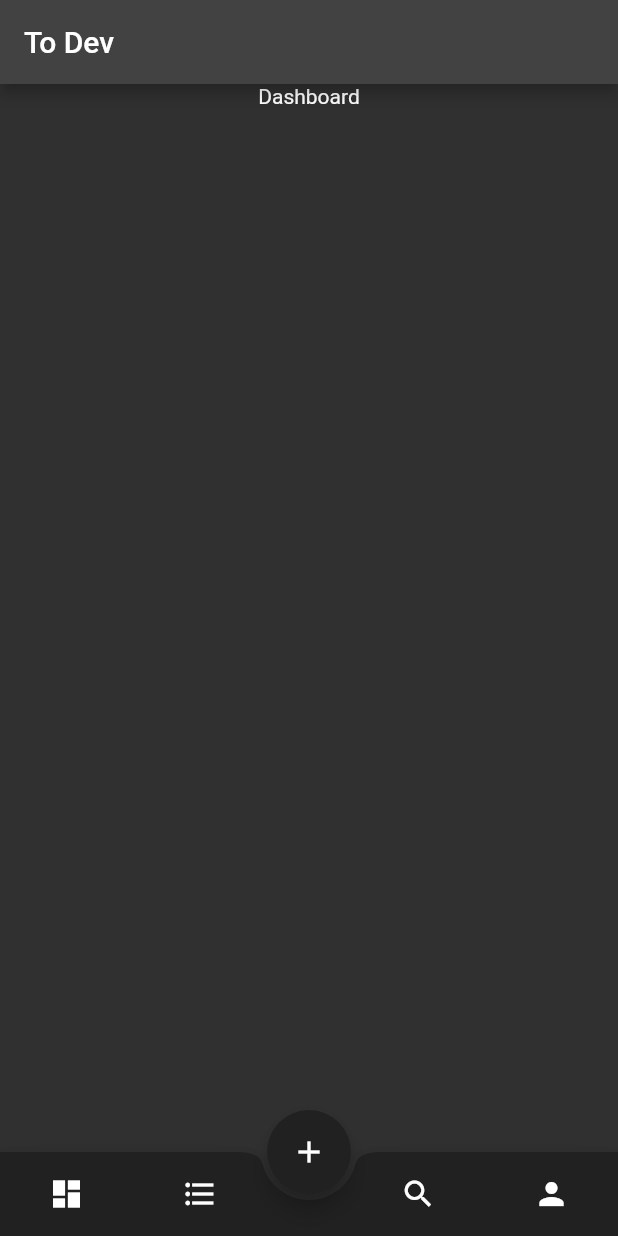
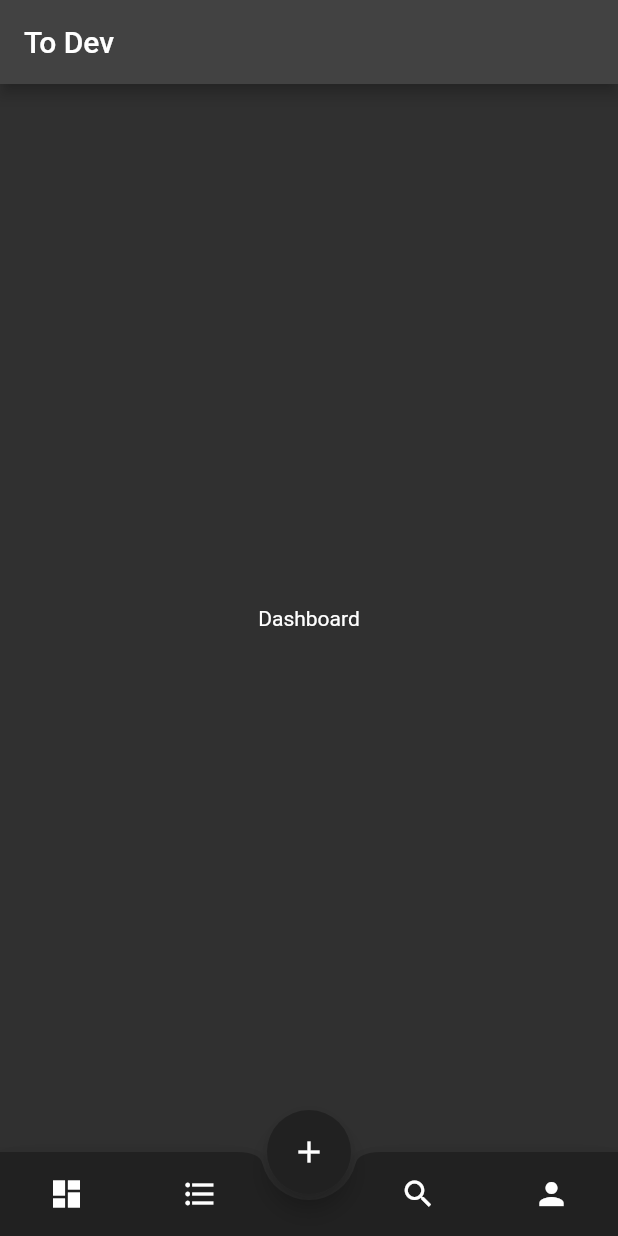
Before and after one commit to soaresmessiasg130/to_dev, a Flutter app: the screen it shows after launch, on a phone screen of 412 x 824 dp. Run offline on Flutter 3.47's test engine with Material 2 defaults, Android fonts, the phone set to English and light mode, and no system bars; our stand-ins replace flutter_modular.

```diff
--- a/lib/app/components/bottom_bar.dart
+++ b/lib/app/components/bottom_bar.dart
@@ -6,6 +6,7 @@ class BottomBar extends StatelessWidget {
 
   final List<Widget> buttons = [
     IconButton(
+      tooltip: 'Dashboard',
       onPressed: () => Modular.to.navigate('dashboard'),
       color: Colors.white,
       padding: EdgeInsets.all(16),
@@ -14,6 +15,7 @@ class BottomBar extends StatelessWidget {
       ),
     ),
     IconButton(
+      tooltip: 'Todos',
       onPressed: () => Modular.to.navigate('todos'),
       color: Colors.white,
       padding: EdgeInsets.all(16),
@@ -25,6 +27,7 @@ class BottomBar extends StatelessWidget {
       width: 24,
     ),
     IconButton(
+      tooltip: 'Search',
       onPressed: () => Modular.to.navigate('search'),
       color: Colors.white,
       padding: EdgeInsets.all(16),
@@ -33,6 +36,7 @@ class BottomBar extends StatelessWidget {
       ),
     ),
     IconButton(
+      tooltip: 'Profile',
       onPressed: () => Modular.to.navigate('profile'),
       color: Colors.white,
       padding: EdgeInsets.all(16),
--- a/lib/app/modules/home/dashboard/dashboard_widget.dart
+++ b/lib/app/modules/home/dashboard/dashboard_widget.dart
@@ -5,12 +5,10 @@ class DashboardWidget extends StatelessWidget {
 
   @override
   Widget build(BuildContext context) {
-    return Column(
-      children: [
-        Center(
-          child: Text('Dashboard'),
-        ),
-      ],
+    return Expanded(
+      child: Center(
+        child: Text('Dashboard'),
+      ),
     );
   }
 }
```
